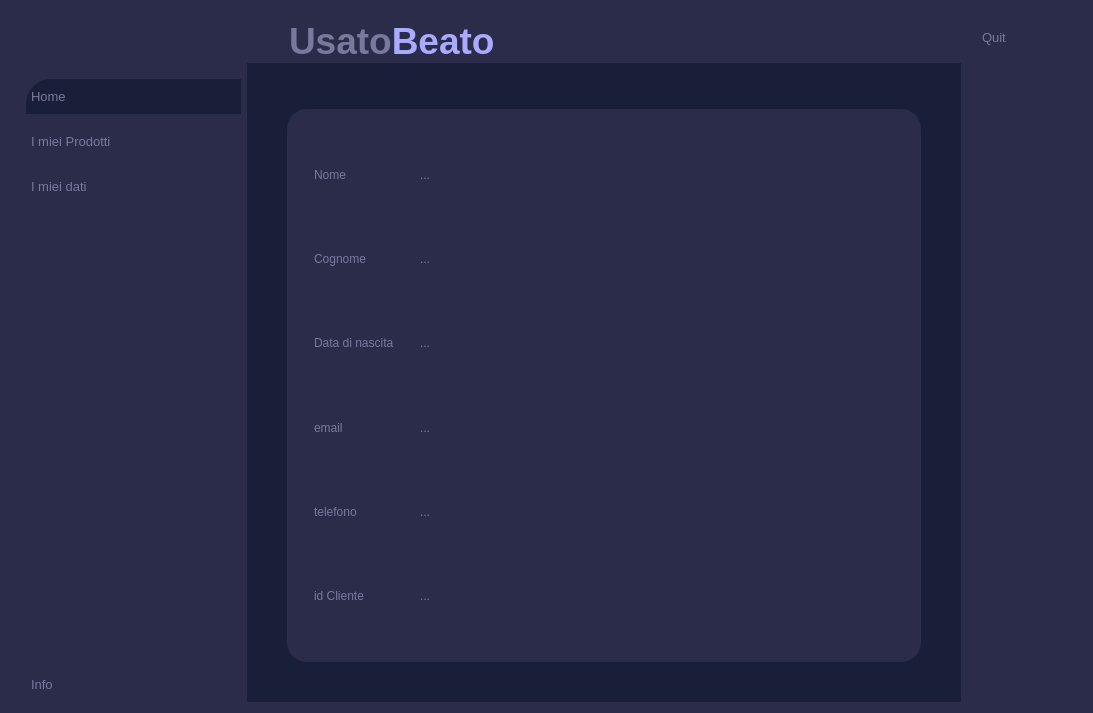
The window that NegozioDelUsatoPython/testing_leon2/ClienteProprietarioView.ui (LeonUrsu/NegozioDellUsato-ExamIS) describes before a commit, drawn with Qt 5.
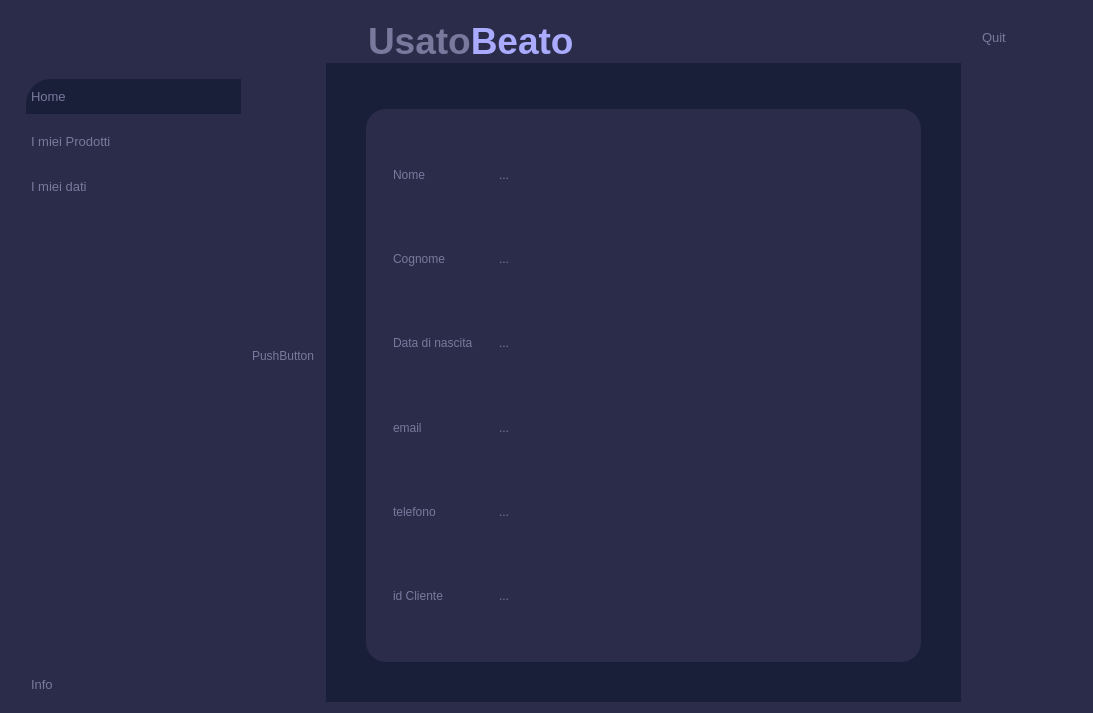
The same window after the commit. Icons and pictures are not drawn. Custom widgets are drawn as their Qt base class.

```diff
--- a/NegozioDelUsatoPython/testing_leon2/ClienteProprietarioView.ui
+++ b/NegozioDelUsatoPython/testing_leon2/ClienteProprietarioView.ui
@@ -332,6 +332,13 @@
      </layout>
     </widget>
    </item>
+   <item>
+    <widget class="QPushButton" name="pushButton">
+     <property name="text">
+      <string>PushButton</string>
+     </property>
+    </widget>
+   </item>
    <item>
     <widget class="QWidget" name="mainBody" native="true">
      <property name="sizePolicy">
```
